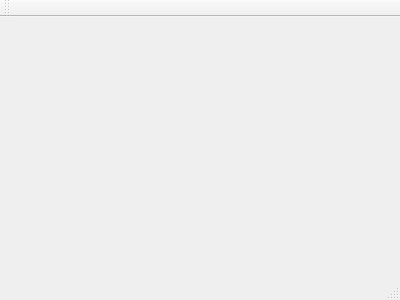
Old version of the form GUI/mainwindow.ui in the repository warc3l/Owlies.
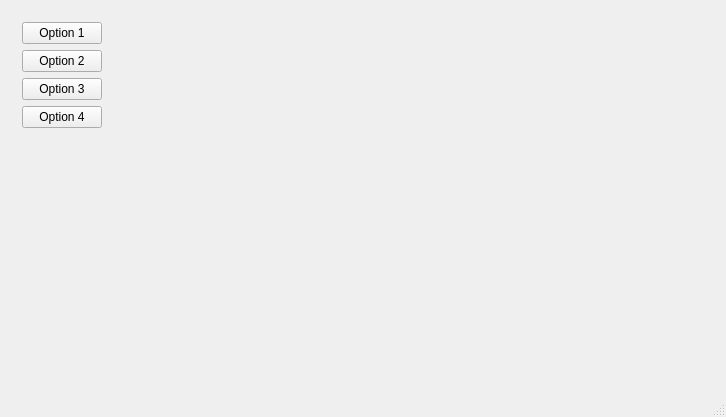
New version of the form.

Diff of the .ui file:
```diff
--- a/GUI/mainwindow.ui
+++ b/GUI/mainwindow.ui
@@ -1,24 +1,81 @@
 <ui version="4.0">
  <class>MainWindow</class>
- <widget class="QMainWindow" name="MainWindow" >
-  <property name="geometry" >
+ <widget class="QMainWindow" name="MainWindow">
+  <property name="geometry">
    <rect>
     <x>0</x>
     <y>0</y>
-    <width>400</width>
-    <height>300</height>
+    <width>726</width>
+    <height>417</height>
    </rect>
   </property>
   <property name="windowTitle" >
    <string>MainWindow</string>
   </property>
-  <widget class="QMenuBar" name="menuBar" />
-  <widget class="QToolBar" name="mainToolBar" />
-  <widget class="QWidget" name="centralWidget" />
-  <widget class="QStatusBar" name="statusBar" />
+  <widget class="QWidget" name="centralWidget">
+   <layout class="QHBoxLayout" name="horizontalLayout" stretch="0,1">
+    <item>
+     <widget class="QWidget" name="leftMenu" native="true">
+      <layout class="QVBoxLayout" name="verticalLayout">
+       <item>
+        <widget class="QPushButton" name="btn_option1">
+         <property name="text">
+          <string>Option 1</string>
+         </property>
+        </widget>
+       </item>
+       <item>
+        <widget class="QPushButton" name="btn_option2">
+         <property name="text">
+          <string>Option 2</string>
+         </property>
+        </widget>
+       </item>
+       <item>
+        <widget class="QPushButton" name="btn_option3">
+         <property name="text">
+          <string>Option 3</string>
+         </property>
+        </widget>
+       </item>
+       <item>
+        <widget class="QPushButton" name="btn_option4">
+         <property name="text">
+          <string>Option 4</string>
+         </property>
+        </widget>
+       </item>
+       <item>
+        <spacer name="verticalSpacer">
+         <property name="orientation">
+          <enum>Qt::Vertical</enum>
+         </property>
+         <property name="sizeHint" stdset="0">
+          <size>
+           <width>20</width>
+           <height>40</height>
+          </size>
+         </property>
+        </spacer>
+       </item>
+      </layout>
+     </widget>
+    </item>
+    <item>
+     <widget class="QStackedWidget" name="stackedWidget">
+      <property name="lineWidth">
+       <number>0</number>
+      </property>
+      <widget class="QWidget" name="page_1">
+       <layout class="QHBoxLayout" name="horizontalLayout_2"/>
+      </widget>
+     </widget>
+    </item>
+   </layout>
+  </widget>
+  <widget class="QStatusBar" name="statusBar"/>
  </widget>
- <layoutDefault spacing="6" margin="11" />
- <pixmapfunction></pixmapfunction>
+ <layoutdefault spacing="6" margin="11"/>
  <resources/>
  <connections/>
 </ui>
```
Left out of the diff: 3 changed lines with no effect on the pictures.
